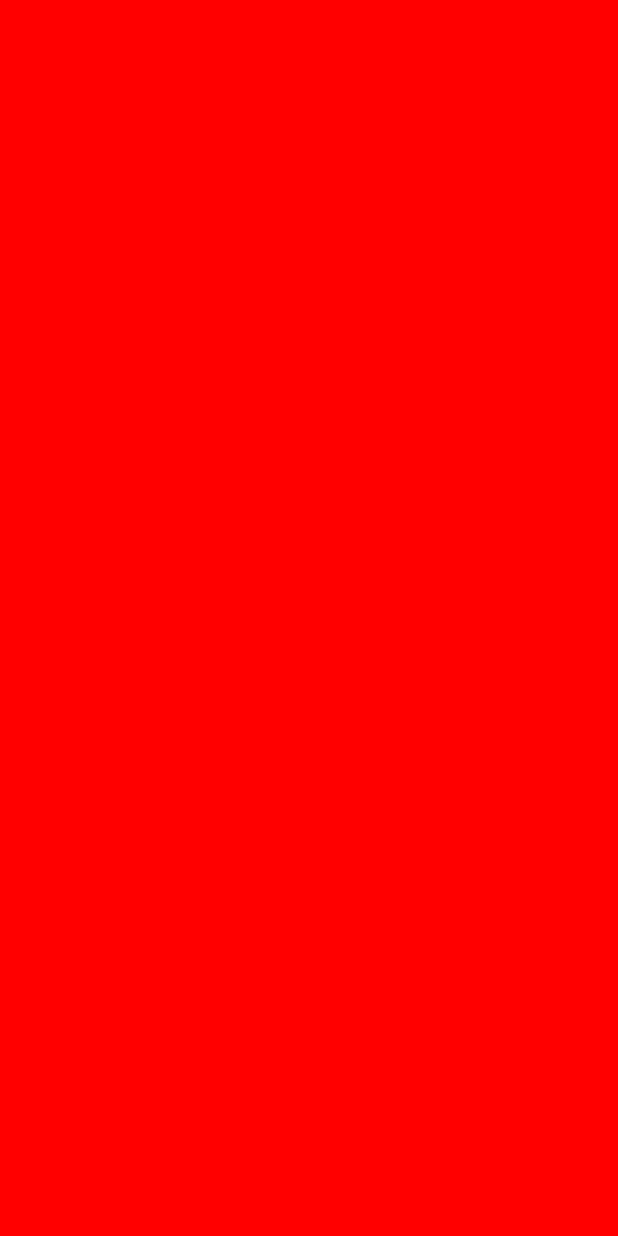
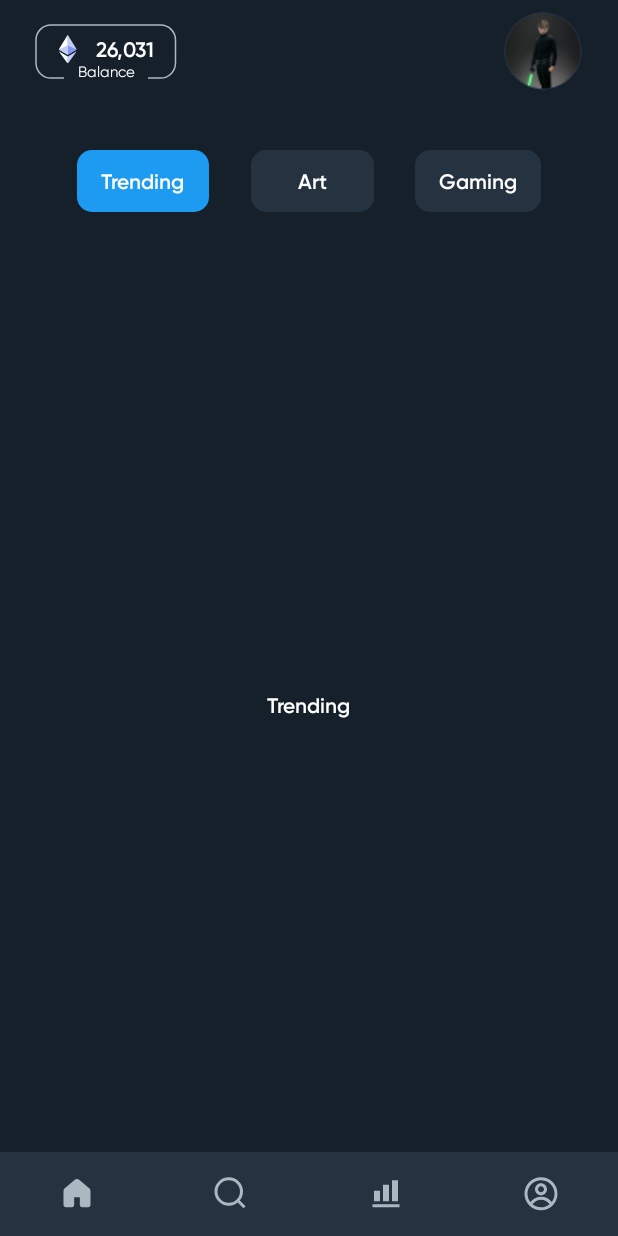
Before and after one commit to imnithish/enefte-compose, an Android app built with Jetpack Compose: the HomeScreen screen opened through its navigation route, on a phone screen of 412 x 824 dp. Before the commit the screen is empty. Run offline under Robolectric (Android 15) with nearby library versions, the phone set to English and light mode, and no system bars; our stand-ins replace accompanist.

Commit message:
home screen setup

```diff
--- a/app/build.gradle.kts
+++ b/app/build.gradle.kts
@@ -68,4 +68,5 @@ dependencies {
     androidTestImplementation(Dependencies.espressoAndroidTest)
     androidTestImplementation(Dependencies.composeJUnitAndroidTest)
     debugImplementation(Dependencies.composeTooling)
+    debugImplementation(Dependencies.Accompanist.flowRow)
 }
--- a/app/src/main/java/com/imnstudios/enefte/navigation/Navigation.kt
+++ b/app/src/main/java/com/imnstudios/enefte/navigation/Navigation.kt
@@ -22,7 +22,7 @@ fun Navigation() {
     AnimatedNavHost(
         modifier = Modifier.fillMaxSize(),
         navController = navController,
-        startDestination = "on_boarding",
+        startDestination = "home",
     ) {
         composable(
             route = "on_boarding"
--- a/app/src/main/java/com/imnstudios/enefte/ui/components/Button.kt
+++ b/app/src/main/java/com/imnstudios/enefte/ui/components/Button.kt
@@ -7,11 +7,13 @@ import androidx.compose.material.ButtonDefaults
 import androidx.compose.material.MaterialTheme
 import androidx.compose.runtime.Composable
 import androidx.compose.ui.Modifier
+import androidx.compose.ui.graphics.Color
 import androidx.compose.ui.unit.dp
 
 @Composable
 fun Button(
     modifier: Modifier = Modifier,
+    backGroundColor: Color = MaterialTheme.colors.primary,
     onClick: () -> Unit,
     content: @Composable RowScope.() -> Unit
 ) {
@@ -26,7 +28,7 @@ fun Button(
             disabledElevation = 0.dp
         ),
         colors = ButtonDefaults.buttonColors(
-            backgroundColor = MaterialTheme.colors.primary,
+            backgroundColor = backGroundColor,
             contentColor = MaterialTheme.colors.onBackground
         ),
         content = content
--- /dev/null
+++ b/app/src/main/java/com/imnstudios/enefte/ui/screens/home/ArtPage.kt
@@ -0,0 +1,19 @@
+package com.imnstudios.enefte.ui.screens.home
+
+import androidx.compose.foundation.layout.Box
+import androidx.compose.foundation.layout.fillMaxSize
+import androidx.compose.material.MaterialTheme
+import androidx.compose.material.Text
+import androidx.compose.runtime.Composable
+import androidx.compose.ui.Alignment
+import androidx.compose.ui.Modifier
+
+@Composable
+fun ArtPage() {
+    Box(
+        modifier = Modifier.fillMaxSize(),
+        contentAlignment = Alignment.Center
+    ) {
+        Text(text = "Art", style = MaterialTheme.typography.button)
+    }
+}
--- /dev/null
+++ b/app/src/main/java/com/imnstudios/enefte/ui/screens/home/BottomNavigationBar.kt
@@ -0,0 +1,59 @@
+package com.imnstudios.enefte.ui.screens.home
+
+import androidx.compose.material.BottomNavigation
+import androidx.compose.material.BottomNavigationItem
+import androidx.compose.material.Icon
+import androidx.compose.material.MaterialTheme
+import androidx.compose.runtime.Composable
+import androidx.compose.runtime.getValue
+import androidx.compose.ui.Modifier
+import androidx.compose.ui.res.painterResource
+import androidx.navigation.NavController
+import androidx.navigation.compose.currentBackStackEntryAsState
+import com.imnstudios.enefte.ui.theme.gray_light
+import com.imnstudios.enefte.ui.theme.white
+
+
+@Composable
+fun BottomNavigationBar(modifier: Modifier, navController: NavController) {
+    val items = listOf(
+        NavigationItem.Home,
+        NavigationItem.Search,
+        NavigationItem.Stats,
+        NavigationItem.Profile
+    )
+    BottomNavigation(
+        modifier = modifier,
+        backgroundColor = MaterialTheme.colors.secondary,
+        contentColor = white
+    ) {
+        val navBackStackEntry by navController.currentBackStackEntryAsState()
+        val currentRoute = navBackStackEntry?.destination?.route
+
+        items.forEach { item ->
+            BottomNavigationItem(
+                icon = {
+                    Icon(
+                        painterResource(id = item.icon),
+                        contentDescription = item.title
+                    )
+                },
+                selectedContentColor = MaterialTheme.colors.primary,
+                unselectedContentColor = gray_light,
+                alwaysShowLabel = false,
+                selected = false,
+                onClick = {
+                    navController.navigate(item.route) {
+                        navController.graph.startDestinationRoute?.let { route ->
+                            popUpTo(route) {
+                                saveState = true
+                            }
+                        }
+                        launchSingleTop = true
+                        restoreState = true
+                    }
+                }
+            )
+        }
+    }
+}
--- /dev/null
+++ b/app/src/main/java/com/imnstudios/enefte/ui/screens/home/GamingPage.kt
@@ -0,0 +1,19 @@
+package com.imnstudios.enefte.ui.screens.home
+
+import androidx.compose.foundation.layout.Box
+import androidx.compose.foundation.layout.fillMaxSize
+import androidx.compose.material.MaterialTheme
+import androidx.compose.material.Text
+import androidx.compose.runtime.Composable
+import androidx.compose.ui.Alignment
+import androidx.compose.ui.Modifier
+
+@Composable
+fun GamingPage() {
+    Box(
+        modifier = Modifier.fillMaxSize(),
+        contentAlignment = Alignment.Center
+    ) {
+        Text(text = "Gaming", style = MaterialTheme.typography.button)
+    }
+}
--- /dev/null
+++ b/app/src/main/java/com/imnstudios/enefte/ui/screens/home/HomeNavigation.kt
@@ -0,0 +1,29 @@
+package com.imnstudios.enefte.ui.screens.home
+
+import androidx.compose.runtime.Composable
+import androidx.compose.ui.Modifier
+import androidx.navigation.NavHostController
+import androidx.navigation.compose.NavHost
+import androidx.navigation.compose.composable
+import com.imnstudios.enefte.ui.screens.home.home.HomeSubScreen
+
+@Composable
+fun HomeNavigation(modifier: Modifier, navController: NavHostController) {
+    NavHost(
+        modifier = modifier,
+        navController = navController,
+        startDestination = NavigationItem.Home.route
+    ) {
+        composable(NavigationItem.Home.route) {
+            HomeSubScreen()
+        }
+        composable(NavigationItem.Search.route) {
+        }
+        composable(NavigationItem.Stats.route) {
+        }
+        composable(NavigationItem.Profile.route) {
+        }
+        composable(NavigationItem.Profile.route) {
+        }
+    }
+}
--- a/app/src/main/java/com/imnstudios/enefte/ui/screens/home/HomeScreen.kt
+++ b/app/src/main/java/com/imnstudios/enefte/ui/screens/home/HomeScreen.kt
@@ -1,17 +1,36 @@
+@file:Suppress("OPT_IN_IS_NOT_ENABLED")
+
 package com.imnstudios.enefte.ui.screens.home
 
-import androidx.compose.foundation.background
-import androidx.compose.foundation.layout.Box
-import androidx.compose.foundation.layout.fillMaxSize
+import androidx.compose.foundation.Image
+import androidx.compose.foundation.layout.*
+import androidx.compose.foundation.shape.CircleShape
+import androidx.compose.material.Card
+import androidx.compose.material.MaterialTheme
+import androidx.compose.material.Scaffold
 import androidx.compose.runtime.Composable
+import androidx.compose.ui.Alignment
 import androidx.compose.ui.Modifier
-import androidx.compose.ui.graphics.Color
+import androidx.compose.ui.draw.clip
+import androidx.compose.ui.res.painterResource
+import androidx.compose.ui.unit.dp
+import androidx.navigation.compose.rememberNavController
+import com.google.accompanist.pager.ExperimentalPagerApi
+import com.imnstudios.enefte.R
+import com.imnstudios.enefte.ui.components.BalanceLayout
 
+@OptIn(ExperimentalPagerApi::class)
 @Composable
 fun HomeScreen() {
-    Box(modifier = Modifier
-        .fillMaxSize()
-        .background(Color.Red)) {
-
+    val navController = rememberNavController()
+    Scaffold(
+        bottomBar = {
+            BottomNavigationBar(
+                modifier = Modifier.navigationBarsPadding(),
+                navController = navController
+            )
+        }
+    ) {
+        HomeNavigation(modifier = Modifier.padding(it), navController = navController)
     }
 }
--- /dev/null
+++ b/app/src/main/java/com/imnstudios/enefte/ui/screens/home/NavigationItem.kt
@@ -0,0 +1,10 @@
+package com.imnstudios.enefte.ui.screens.home
+
+import com.imnstudios.enefte.R
+
+sealed class NavigationItem(var route: String, var icon: Int, var title: String) {
+    object Home : NavigationItem("home", R.drawable.ic_icon_home, "Home")
+    object Search : NavigationItem("music", R.drawable.ic_icon_search, "Search")
+    object Stats : NavigationItem("movies", R.drawable.ic_icon_stats, "Stats")
+    object Profile : NavigationItem("profile", R.drawable.ic_icon_profile, "Profile")
+}
--- /dev/null
+++ b/app/src/main/java/com/imnstudios/enefte/ui/screens/home/TrendingPage.kt
@@ -0,0 +1,19 @@
+package com.imnstudios.enefte.ui.screens.home
+
+import androidx.compose.foundation.layout.Box
+import androidx.compose.foundation.layout.fillMaxSize
+import androidx.compose.material.MaterialTheme
+import androidx.compose.material.Text
+import androidx.compose.runtime.Composable
+import androidx.compose.ui.Alignment
+import androidx.compose.ui.Modifier
+
+@Composable
+fun TrendingPage() {
+    Box(
+        modifier = Modifier.fillMaxSize(),
+        contentAlignment = Alignment.Center
+    ) {
+        Text(text = "Trending", style = MaterialTheme.typography.button)
+    }
+}
--- /dev/null
+++ b/app/src/main/java/com/imnstudios/enefte/ui/screens/home/home/HomeSubScreen.kt
@@ -0,0 +1,126 @@
+@file:Suppress("OPT_IN_IS_NOT_ENABLED")
+
+package com.imnstudios.enefte.ui.screens.home.home
+
+import androidx.compose.foundation.Image
+import androidx.compose.foundation.layout.*
+import androidx.compose.foundation.shape.CircleShape
+import androidx.compose.material.Card
+import androidx.compose.material.MaterialTheme
+import androidx.compose.material.Scaffold
+import androidx.compose.material.Text
+import androidx.compose.runtime.*
+import androidx.compose.ui.Alignment
+import androidx.compose.ui.Modifier
+import androidx.compose.ui.draw.clip
+import androidx.compose.ui.res.painterResource
+import androidx.compose.ui.unit.dp
+import com.google.accompanist.flowlayout.FlowMainAxisAlignment
+import com.google.accompanist.flowlayout.FlowRow
+import com.google.accompanist.pager.ExperimentalPagerApi
+import com.google.accompanist.pager.HorizontalPager
+import com.google.accompanist.pager.rememberPagerState
+import com.imnstudios.enefte.R
+import com.imnstudios.enefte.ui.components.BalanceLayout
+import com.imnstudios.enefte.ui.components.Button
+import com.imnstudios.enefte.ui.screens.home.ArtPage
+import com.imnstudios.enefte.ui.screens.home.GamingPage
+import com.imnstudios.enefte.ui.screens.home.TrendingPage
+import com.imnstudios.enefte.ui.util.disabledHorizontalPointerInputScroll
+import kotlinx.coroutines.launch
+
+@OptIn(ExperimentalPagerApi::class)
+@Composable
+fun HomeSubScreen() {
+    val pagerState = rememberPagerState()
+
+    val tagsCategories by remember {
+        mutableStateOf(listOf("Trending", "Art", "Gaming"))
+    }
+
+    var selectedTopCategory by remember {
+        mutableStateOf(tagsCategories[0])
+    }
+
+    val scope = rememberCoroutineScope()
+
+
+    Scaffold(topBar = {
+        Card(
+            Modifier
+                .fillMaxWidth()
+                .statusBarsPadding(),
+            backgroundColor = MaterialTheme.colors.background,
+            elevation = 0.dp
+        ) {
+            Row(
+                Modifier
+                    .padding(horizontal = 24.dp, vertical = 8.dp),
+                verticalAlignment = Alignment.CenterVertically,
+                horizontalArrangement = Arrangement.SpaceBetween
+            ) {
+                BalanceLayout(
+                    balance = "26,031",
+                    modifier = Modifier
+                        .size(width = 93.dp, height = 43.dp)
+                        .padding(top = 4.dp)
+                )
+
+                Image(
+                    modifier = Modifier
+                        .size(52.dp)
+                        .clip(CircleShape),
+                    painter = painterResource(id = R.drawable.profile_pic),
+                    contentDescription = ""
+                )
+            }
+        }
+    }) {
+        Column(modifier = Modifier.padding(it)) {
+            FlowRow(
+                modifier = Modifier
+                    .padding(top = 32.dp, start = 24.dp, end = 24.dp)
+                    .fillMaxWidth(),
+                mainAxisSpacing = 16.dp,
+                crossAxisSpacing = 16.dp,
+                mainAxisAlignment = FlowMainAxisAlignment.SpaceEvenly
+            ) {
+                tagsCategories.forEachIndexed { i, s ->
+                    Button(
+                        modifier = Modifier
+                            .requiredHeightIn(max = 41.dp)
+                            .requiredWidthIn(min = 82.dp),
+                        onClick = {
+                            selectedTopCategory = s
+                            scope.launch {
+                                pagerState.animateScrollToPage(i)
+                            }
+                        },
+                        backGroundColor = if (selectedTopCategory == s) MaterialTheme.colors.primary else MaterialTheme.colors.secondary
+                    ) {
+                        Text(text = s, style = MaterialTheme.typography.button)
+                    }
+                }
+            }
+
+            HorizontalPager(
+                state = pagerState,
+                modifier = Modifier
+                    .fillMaxWidth()
+                    .disabledHorizontalPointerInputScroll()
+                    .padding(top = 31.dp),
+                count = tagsCategories.size
+            ) { page ->
+                when (page) {
+                    0 -> TrendingPage()
+                    1 -> ArtPage()
+                    2 -> GamingPage()
+                }
+            }
+
+        }
+
+    }
+
+
+}
--- a/app/src/main/java/com/imnstudios/enefte/ui/util/ViewUtil.kt
+++ b/app/src/main/java/com/imnstudios/enefte/ui/util/ViewUtil.kt
@@ -1,11 +1,15 @@
 package com.imnstudios.enefte.ui.util
 
+import androidx.compose.foundation.lazy.LazyListState
+import androidx.compose.material.AppBarDefaults
 import androidx.compose.ui.Modifier
 import androidx.compose.ui.geometry.Offset
 import androidx.compose.ui.input.nestedscroll.NestedScrollConnection
 import androidx.compose.ui.input.nestedscroll.NestedScrollSource
 import androidx.compose.ui.input.nestedscroll.nestedScroll
+import androidx.compose.ui.unit.Dp
 import androidx.compose.ui.unit.Velocity
+import androidx.compose.ui.unit.dp
 
 
 private val HorizontalScrollConsumer = object : NestedScrollConnection {
@@ -15,3 +19,13 @@ private val HorizontalScrollConsumer = object : NestedScrollConnection {
 
 fun Modifier.disabledHorizontalPointerInputScroll(disabled: Boolean = true) =
     if (disabled) this.nestedScroll(HorizontalScrollConsumer) else this
+
+val LazyListState.elevation: Dp
+    get() = if (firstVisibleItemIndex == 0) {
+        // For the first element, use the minimum of scroll offset and default elevation
+        // i.e. a value between 0 and 4.dp
+        minOf(firstVisibleItemScrollOffset.toFloat().dp, AppBarDefaults.TopAppBarElevation)
+    } else {
+        // If not the first element, always set elevation and show the shadow
+        AppBarDefaults.TopAppBarElevation
+    }
--- /dev/null
+++ b/app/src/main/res/drawable/ic_icon_home.xml
@@ -0,0 +1,9 @@
+<vector xmlns:android="http://schemas.android.com/apk/res/android"
+    android:width="24dp"
+    android:height="25dp"
+    android:viewportWidth="24"
+    android:viewportHeight="25">
+  <path
+      android:pathData="M10.5525,3.1751C10.9579,2.8345 11.4705,2.6477 12,2.6477C12.5295,2.6477 13.0421,2.8345 13.4475,3.1751L20.1975,8.8511C20.4488,9.0623 20.6508,9.3258 20.7894,9.6233C20.928,9.9207 20.9999,10.2449 21,10.5731V20.0006C21,20.3985 20.842,20.78 20.5607,21.0613C20.2794,21.3426 19.8978,21.5006 19.5,21.5006H15.375C14.9772,21.5006 14.5956,21.3426 14.3143,21.0613C14.033,20.78 13.875,20.3985 13.875,20.0006V14.7506H10.125V20.0006C10.125,20.3985 9.967,20.78 9.6857,21.0613C9.4044,21.3426 9.0228,21.5006 8.625,21.5006H4.5C4.1022,21.5006 3.7206,21.3426 3.4393,21.0613C3.158,20.78 3,20.3985 3,20.0006V10.5724C3.0001,10.2442 3.072,9.92 3.2106,9.6225C3.3492,9.3251 3.5512,9.0615 3.8025,8.8504L10.5525,3.1744V3.1751Z"
+      android:fillColor="#AAB8C2"/>
+</vector>
--- /dev/null
+++ b/app/src/main/res/drawable/ic_icon_profile.xml
@@ -0,0 +1,14 @@
+<vector xmlns:android="http://schemas.android.com/apk/res/android"
+    android:width="24dp"
+    android:height="25dp"
+    android:viewportWidth="24"
+    android:viewportHeight="25">
+  <path
+      android:pathData="M16,9.5C16,10.5609 15.5786,11.5783 14.8284,12.3284C14.0783,13.0786 13.0609,13.5 12,13.5C10.9391,13.5 9.9217,13.0786 9.1716,12.3284C8.4214,11.5783 8,10.5609 8,9.5C8,8.4391 8.4214,7.4217 9.1716,6.6716C9.9217,5.9214 10.9391,5.5 12,5.5C13.0609,5.5 14.0783,5.9214 14.8284,6.6716C15.5786,7.4217 16,8.4391 16,9.5ZM14,9.5C14,10.0304 13.7893,10.5391 13.4142,10.9142C13.0391,11.2893 12.5304,11.5 12,11.5C11.4696,11.5 10.9609,11.2893 10.5858,10.9142C10.2107,10.5391 10,10.0304 10,9.5C10,8.9696 10.2107,8.4609 10.5858,8.0858C10.9609,7.7107 11.4696,7.5 12,7.5C12.5304,7.5 13.0391,7.7107 13.4142,8.0858C13.7893,8.4609 14,8.9696 14,9.5Z"
+      android:fillColor="#AAB8C2"
+      android:fillType="evenOdd"/>
+  <path
+      android:pathData="M12,1.5C5.925,1.5 1,6.425 1,12.5C1,18.575 5.925,23.5 12,23.5C18.075,23.5 23,18.575 23,12.5C23,6.425 18.075,1.5 12,1.5ZM3,12.5C3,14.59 3.713,16.514 4.908,18.042C5.7472,16.9399 6.8299,16.0467 8.0714,15.4323C9.313,14.8179 10.6797,14.4988 12.065,14.5C13.4323,14.4987 14.7819,14.8095 16.0109,15.4088C17.2399,16.008 18.316,16.8799 19.157,17.958C20.0234,16.8216 20.6068,15.4952 20.8589,14.0886C21.111,12.682 21.0244,11.2355 20.6065,9.869C20.1886,8.5024 19.4512,7.2551 18.4555,6.23C17.4598,5.205 16.2343,4.4319 14.8804,3.9745C13.5265,3.5172 12.0832,3.3888 10.6699,3.6C9.2565,3.8112 7.9138,4.3559 6.7528,5.1891C5.5918,6.0222 4.6458,7.1199 3.9932,8.3912C3.3407,9.6625 3.0002,11.071 3,12.5ZM12,21.5C9.934,21.5031 7.9303,20.7923 6.328,19.488C6.9729,18.5647 7.8313,17.8109 8.8302,17.2907C9.8291,16.7705 10.9388,16.4992 12.065,16.5C13.1772,16.4991 14.2735,16.7636 15.2629,17.2714C16.2524,17.7793 17.1064,18.5159 17.754,19.42C16.1393,20.7667 14.1026,21.5029 12,21.5Z"
+      android:fillColor="#AAB8C2"
+      android:fillType="evenOdd"/>
+</vector>
--- /dev/null
+++ b/app/src/main/res/drawable/ic_icon_search.xml
@@ -0,0 +1,12 @@
+<vector xmlns:android="http://schemas.android.com/apk/res/android"
+    android:width="24dp"
+    android:height="25dp"
+    android:viewportWidth="24"
+    android:viewportHeight="25">
+  <path
+      android:pathData="M21,21.5L16.514,17.006L21,21.5ZM19,11C19,13.2543 18.1045,15.4164 16.5104,17.0104C14.9164,18.6045 12.7543,19.5 10.5,19.5C8.2457,19.5 6.0837,18.6045 4.4896,17.0104C2.8955,15.4164 2,13.2543 2,11C2,8.7457 2.8955,6.5837 4.4896,4.9896C6.0837,3.3955 8.2457,2.5 10.5,2.5C12.7543,2.5 14.9164,3.3955 16.5104,4.9896C18.1045,6.5837 19,8.7457 19,11V11Z"
+      android:strokeWidth="2"
+      android:fillColor="#00000000"
+      android:strokeColor="#AAB8C2"
+      android:strokeLineCap="round"/>
+</vector>
--- /dev/null
+++ b/app/src/main/res/drawable/ic_icon_stats.xml
@@ -0,0 +1,9 @@
+<vector xmlns:android="http://schemas.android.com/apk/res/android"
+    android:width="24dp"
+    android:height="25dp"
+    android:viewportWidth="24"
+    android:viewportHeight="25">
+  <path
+      android:pathData="M21,21.5H3V19.5H21V21.5ZM8,10.5H4V17.5H8V10.5ZM14,6.5H10V17.5H14V6.5ZM20,3.5H16V17.5H20V3.5Z"
+      android:fillColor="#AAB8C2"/>
+</vector>
--- a/buildSrc/src/main/kotlin/Dependencies.kt
+++ b/buildSrc/src/main/kotlin/Dependencies.kt
@@ -24,5 +24,6 @@ object Dependencies {
         val pager by lazy { "com.google.accompanist:accompanist-pager:${Versions.accompanist}" }
         val pagerIndicator by lazy { "com.google.accompanist:accompanist-pager-indicators:${Versions.accompanist}" }
         val systemUIController by lazy { "com.google.accompanist:accompanist-systemuicontroller:${Versions.accompanist}" }
+        val flowRow by lazy { "com.google.accompanist:accompanist-flowlayout:${Versions.accompanist}" }
     }
 }
```
Also changed, not shown: app/src/main/res/drawable/profile_pic.png (added).
